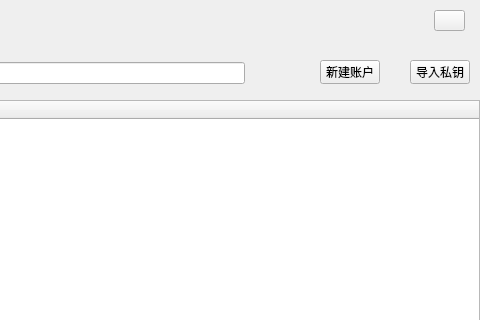
Before: the Qt Designer form custom/AccountWidgetHX.ui in HcashOrg/HX-IDE, drawn with Qt 5; both pictures show x 120 to 600 and y 0 to 320 of the 600 by 401 pixel window.
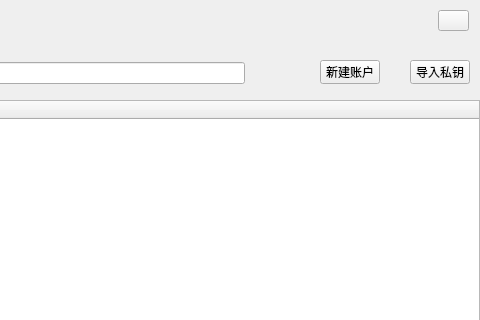
After: the same form once the commit is applied.

Diff of the .ui file:
```diff
--- a/custom/AccountWidgetHX.ui
+++ b/custom/AccountWidgetHX.ui
@@ -102,7 +102,7 @@
   <widget class="QToolButton" name="closeBtn">
    <property name="geometry">
     <rect>
-     <x>554</x>
+     <x>558</x>
      <y>10</y>
      <width>31</width>
      <height>21</height>
```
